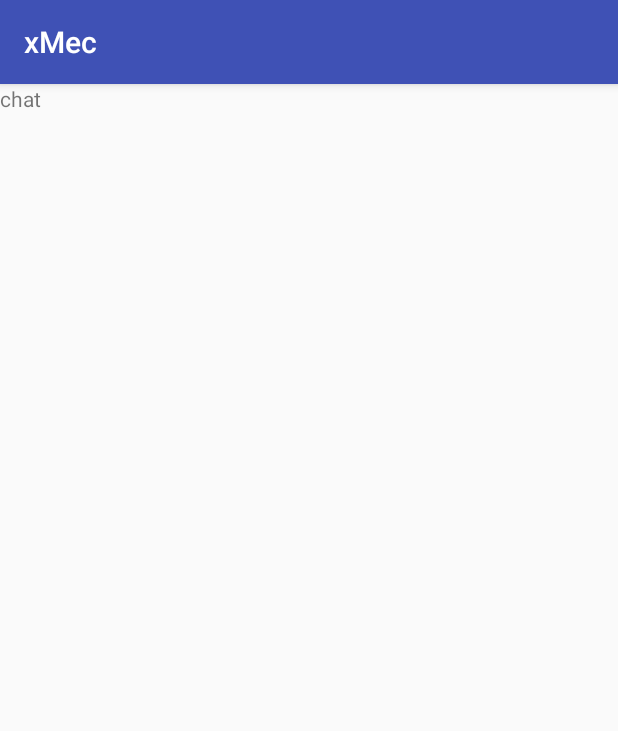
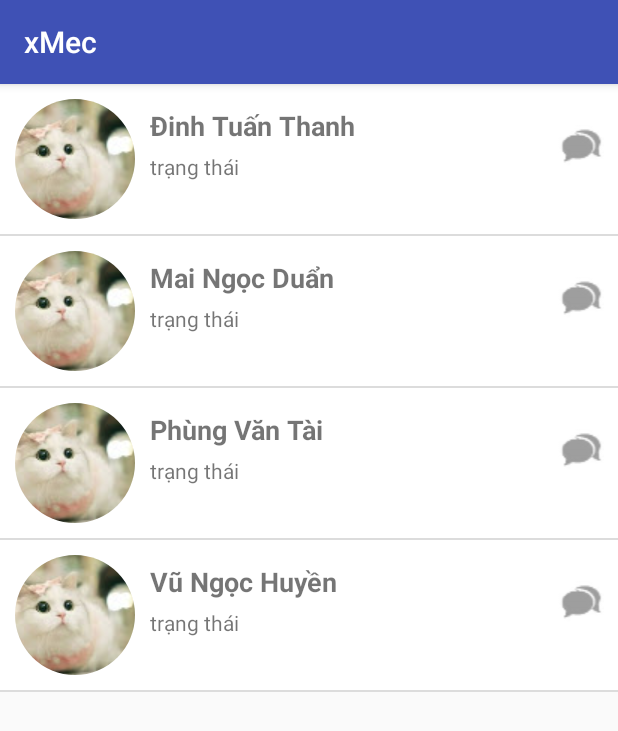
Before and after one commit to MeChatNew/MeChat, an Android app: the fragment FriendFragment shown on its own in the app's theme, on a phone screen of 412 x 824 dp. Shown: the top 731 px of the screen. Run offline under Robolectric (Android 15) with nearby library versions, the phone set to English and light mode, and no system bars; our stand-ins replace CircleImageView.

Commit message:
thanh-giao dien trang ban be

```diff
--- /dev/null
+++ b/app/src/main/java/com/example/maiduan/android_project_2/adapter/FriendAdapter.java
@@ -0,0 +1,49 @@
+package com.example.maiduan.android_project_2.adapter;
+
+import android.app.Activity;
+import android.view.LayoutInflater;
+import android.view.View;
+import android.view.ViewGroup;
+import android.widget.ArrayAdapter;
+import android.widget.ImageView;
+import android.widget.TextView;
+
+import com.example.maiduan.android_project_2.R;
+import com.example.maiduan.android_project_2.model.entity.Fridends;
+
+import java.util.ArrayList;
+import java.util.List;
+
+/**
+ * Created by dinhtuanthanh on 10/11/2017.
+ */
+
+public class FriendAdapter extends ArrayAdapter<Fridends> {
+    Activity context=null;
+    List<Fridends> myArray=null;
+    int layoutId;
+
+    public FriendAdapter(Activity context,int layoutId, ArrayList<Fridends> arr){
+        super(context, layoutId, arr);
+        this.context=context;
+        this.layoutId=layoutId;
+        this.myArray=arr;
+    }
+
+    public View getView(int position, View convertView, ViewGroup parent) {
+
+        LayoutInflater inflater= context.getLayoutInflater();
+        convertView=inflater.inflate(layoutId, null);
+        final Fridends emp=myArray.get(position);
+
+        final ImageView imgfriend = (ImageView) convertView.findViewById(R.id.imgfriend);
+        final TextView txtname = (TextView) convertView.findViewById(R.id.txtnamefriend);
+        final TextView txtstatus = (TextView) convertView.findViewById(R.id.txtstatus);
+
+        txtname.setText(emp.getName());
+        txtstatus.setText(emp.getStatus());
+
+
+        return convertView;
+    }
+}
--- /dev/null
+++ b/app/src/main/java/com/example/maiduan/android_project_2/model/entity/Fridends.java
@@ -0,0 +1,46 @@
+package com.example.maiduan.android_project_2.model.entity;
+
+import android.graphics.Bitmap;
+
+/**
+ * Created by dinhtuanthanh on 10/11/2017.
+ */
+
+public class Fridends {
+    private String name;
+    private String status;
+    private Bitmap imgfriend;
+
+    public Fridends(String name, String status, Bitmap imgfriend) {
+        this.name = name;
+        this.status = status;
+        this.imgfriend = imgfriend;
+    }
+
+    public Fridends() {
+    }
+
+    public String getName() {
+        return name;
+    }
+
+    public void setName(String name) {
+        this.name = name;
+    }
+
+    public String getStatus() {
+        return status;
+    }
+
+    public void setStatus(String status) {
+        this.status = status;
+    }
+
+    public Bitmap getImgfriend() {
+        return imgfriend;
+    }
+
+    public void setImgfriend(Bitmap imgfriend) {
+        this.imgfriend = imgfriend;
+    }
+}
--- a/app/src/main/java/com/example/maiduan/android_project_2/view/fragment/FriendFragment.java
+++ b/app/src/main/java/com/example/maiduan/android_project_2/view/fragment/FriendFragment.java
@@ -6,8 +6,13 @@ import android.support.v4.app.Fragment;
 import android.view.LayoutInflater;
 import android.view.View;
 import android.view.ViewGroup;
+import android.widget.ListView;
 
 import com.example.maiduan.android_project_2.R;
+import com.example.maiduan.android_project_2.adapter.FriendAdapter;
+import com.example.maiduan.android_project_2.model.entity.Fridends;
+
+import java.util.ArrayList;
 
 
 /**
@@ -15,18 +20,30 @@ import com.example.maiduan.android_project_2.R;
  */
 
 public class FriendFragment extends Fragment {
+    ArrayList<Fridends> arrFriend;
+    FriendAdapter adapter;
+    ListView lvfriend;
     @Nullable
     @Override
-    public View onCreateView(LayoutInflater inflater, @Nullable ViewGroup container, Bundle savedInstanceState) {
-        return inflater.inflate(R.layout.friend,container,false);
-    }
+    public View onCreateView(LayoutInflater inflater, @Nullable ViewGroup container, @Nullable Bundle savedInstanceState) {
+        View view = inflater.inflate(R.layout.fr_friend,container,false);
+        lvfriend=(ListView) view.findViewById(R.id.lvfriend);
+        arrFriend=new ArrayList<Fridends>();
+        //Khởi tạo đối tượng adapter và gán Data source
+        adapter=new FriendAdapter(
+                getActivity(),
+                R.layout.item_friend,// lấy custom layout
+                arrFriend/*thiết lập data source*/);
+        lvfriend.setAdapter(adapter);//gán Adapter vào Lisview
+        Fridends fr = new Fridends("Đinh Tuấn Thanh","trạng thái",null);
+        Fridends fr1 = new Fridends("Mai Ngọc Duẩn","trạng thái",null);
+        Fridends fr2 = new Fridends("Phùng Văn Tài","trạng thái",null);
+        Fridends fr3 = new Fridends("Vũ Ngọc Huyền","trạng thái",null);
+        arrFriend.add(fr);
+        arrFriend.add(fr1);
+        arrFriend.add(fr2);
+        arrFriend.add(fr3);
 
-    public static FriendFragment newInstance() {
-
-        Bundle args = new Bundle();
-
-        FriendFragment fragment = new FriendFragment();
-        fragment.setArguments(args);
-        return fragment;
+        return view;
     }
 }
--- /dev/null
+++ b/app/src/main/res/layout/fr_friend.xml
@@ -0,0 +1,13 @@
+<?xml version="1.0" encoding="utf-8"?>
+<LinearLayout xmlns:android="http://schemas.android.com/apk/res/android"
+    xmlns:tools="http://schemas.android.com/tools"
+    android:layout_width="match_parent"
+    android:layout_height="match_parent"
+    android:orientation="vertical"
+    tools:background="@color/colorAccent">
+
+    <ListView
+        android:id="@+id/lvfriend"
+        android:layout_width="match_parent"
+        android:layout_height="match_parent" />
+</LinearLayout>
--- /dev/null
+++ b/app/src/main/res/layout/item_friend.xml
@@ -0,0 +1,60 @@
+<?xml version="1.0" encoding="utf-8"?>
+<LinearLayout xmlns:android="http://schemas.android.com/apk/res/android"
+    xmlns:app="http://schemas.android.com/apk/res-auto"
+    xmlns:tools="http://schemas.android.com/tools"
+    android:layout_width="match_parent"
+    android:layout_height="match_parent"
+    android:weightSum="1">
+
+    <LinearLayout
+        android:layout_width="match_parent"
+        android:layout_height="wrap_content"
+        android:layout_weight="0.98"
+        android:background="@android:color/background_light"
+        android:orientation="horizontal">
+
+        <de.hdodenhof.circleimageview.CircleImageView
+            android:id="@+id/imgfriend"
+            android:layout_width="80dp"
+            android:layout_height="wrap_content"
+            android:layout_centerHorizontal="true"
+            android:layout_marginLeft="10dp"
+            android:src="@drawable/mew" />
+
+
+        <LinearLayout
+            android:layout_width="202dp"
+            android:layout_height="match_parent"
+            android:layout_weight="3.68"
+            android:orientation="vertical">
+
+            <TextView
+                android:id="@+id/txtnamefriend"
+                android:layout_width="wrap_content"
+                android:layout_height="wrap_content"
+                android:paddingLeft="10dp"
+                android:paddingTop="15dp"
+                android:text="Trang Nguyễn"
+                android:textSize="18sp"
+                android:textStyle="bold" />
+
+            <TextView
+                android:id="@+id/txtstatus"
+                android:layout_width="wrap_content"
+                android:layout_height="wrap_content"
+                android:layout_weight="1"
+                android:elevation="0dp"
+                android:paddingLeft="10dp"
+                android:paddingTop="5dp"
+                android:text="Trạng thái" />
+        </LinearLayout>
+
+        <ImageView
+            android:id="@+id/imageView2"
+            android:layout_width="wrap_content"
+            android:layout_height="wrap_content"
+            android:layout_marginTop="25dp"
+            android:layout_weight="1"
+            app:srcCompat="@drawable/mess" />
+    </LinearLayout>
+</LinearLayout>
--- a/app/src/main/res/values/strings.xml
+++ b/app/src/main/res/values/strings.xml
@@ -255,5 +255,7 @@
         <item>Cháu gái</item>
         <item>Bệnh nhân</item>
     </string-array>
+    <string name="title_activity_friends">FriendsActivity</string>
+    <string name="section_format">Hello World from section: %1$d</string>
 
 </resources>
--- a/app/src/main/res/values/styles.xml
+++ b/app/src/main/res/values/styles.xml
@@ -8,4 +8,13 @@
         <item name="colorAccent">@color/colorAccent</item>
     </style>
 
+    <style name="AppTheme.NoActionBar">
+        <item name="windowActionBar">false</item>
+        <item name="windowNoTitle">true</item>
+    </style>
+
+    <style name="AppTheme.AppBarOverlay" parent="ThemeOverlay.AppCompat.Dark.ActionBar" />
+
+    <style name="AppTheme.PopupOverlay" parent="ThemeOverlay.AppCompat.Light" />
+
 </resources>
```
Also changed, not shown: app/build.gradle (+11 -8 lines), app/src/main/AndroidManifest.xml (+9 -4 lines), app/src/main/java/com/example/maiduan/android_project_2/adapter/YeucauketbanAdapter.java (added, +51 -0 lines), app/src/main/java/com/example/maiduan/android_project_2/model/entity/ImageConverter.java (added, +36 -0 lines), app/src/main/java/com/example/maiduan/android_project_2/model/entity/Yeucauketban.java (added, +46 -0 lines), app/src/main/java/com/example/maiduan/android_project_2/view/fragment/MetalkFragment.java (added, +47 -0 lines), app/src/main/res/drawable/duongvienbutton.xml (added, +12 -0 lines), app/src/main/res/drawable/framimg.xml (added, +7 -0 lines), app/src/main/res/layout/fr_metalk.xml (added, +40 -0 lines), app/src/main/res/layout/item_yeucauketban.xml (added, +72 -0 lines), app/src/main/res/drawable/mess.jpg (added), app/src/main/res/drawable/mew.jpg (added).
